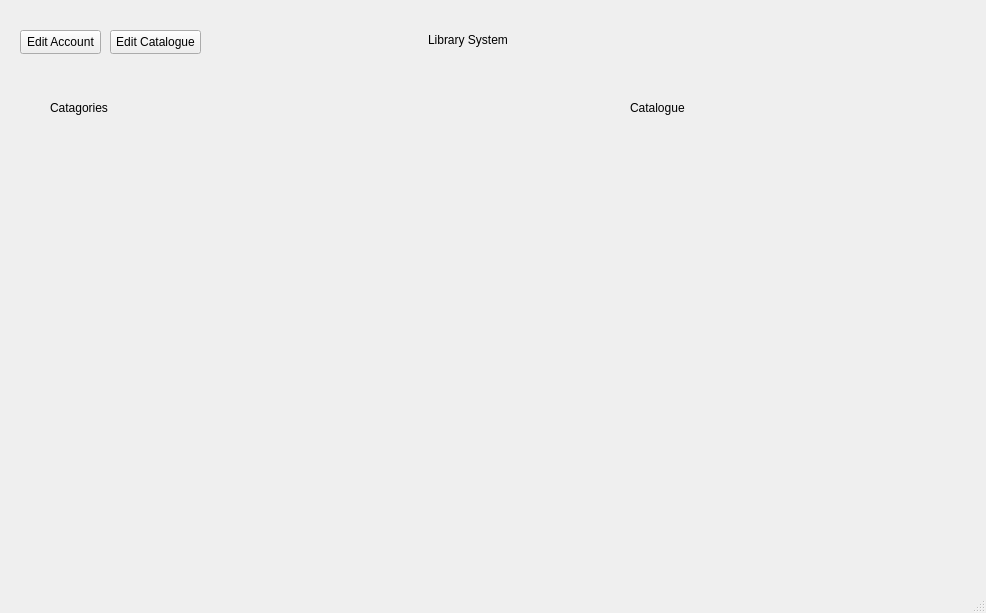
First picture: the form in LibraryInfoSystem/dashboardwindow.ui, repository Finnzag/Library-Info-System, before the edit.
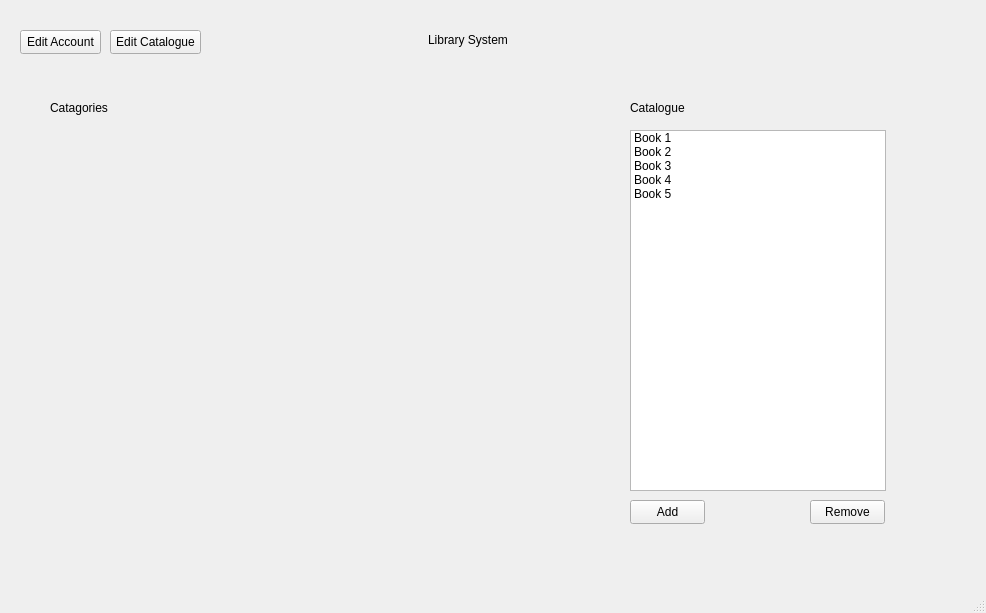
Second picture: the form after the edit.

The edit to the form file:
```diff
--- a/LibraryInfoSystem/dashboardwindow.ui
+++ b/LibraryInfoSystem/dashboardwindow.ui
@@ -79,6 +79,82 @@
      <string>Edit Catalogue</string>
     </property>
    </widget>
+   <widget class="QListWidget" name="listWidget">
+    <property name="geometry">
+     <rect>
+      <x>630</x>
+      <y>130</y>
+      <width>256</width>
+      <height>361</height>
+     </rect>
+    </property>
+    <item>
+     <property name="text">
+      <string>Book 1</string>
+     </property>
+     <property name="flags">
+      <set>ItemIsSelectable|ItemIsEditable|ItemIsDragEnabled|ItemIsUserCheckable|ItemIsEnabled</set>
+     </property>
+    </item>
+    <item>
+     <property name="text">
+      <string>Book 2</string>
+     </property>
+     <property name="flags">
+      <set>ItemIsSelectable|ItemIsEditable|ItemIsDragEnabled|ItemIsUserCheckable|ItemIsEnabled</set>
+     </property>
+    </item>
+    <item>
+     <property name="text">
+      <string>Book 3</string>
+     </property>
+     <property name="flags">
+      <set>ItemIsSelectable|ItemIsEditable|ItemIsDragEnabled|ItemIsUserCheckable|ItemIsEnabled</set>
+     </property>
+    </item>
+    <item>
+     <property name="text">
+      <string>Book 4</string>
+     </property>
+     <property name="flags">
+      <set>ItemIsSelectable|ItemIsEditable|ItemIsDragEnabled|ItemIsUserCheckable|ItemIsEnabled</set>
+     </property>
+    </item>
+    <item>
+     <property name="text">
+      <string>Book 5</string>
+     </property>
+     <property name="flags">
+      <set>ItemIsSelectable|ItemIsEditable|ItemIsDragEnabled|ItemIsUserCheckable|ItemIsEnabled</set>
+     </property>
+    </item>
+   </widget>
+   <widget class="QPushButton" name="pushButton">
+    <property name="geometry">
+     <rect>
+      <x>630</x>
+      <y>500</y>
+      <width>75</width>
+      <height>24</height>
+     </rect>
+    </property>
+    <property name="text">
+     <string>Add</string>
+    </property>
+   </widget>
+   <widget class="QPushButton" name="pushButton_2">
+    <property name="geometry">
+     <rect>
+      <x>810</x>
+      <y>500</y>
+      <width>75</width>
+      <height>24</height>
+     </rect>
+    </property>
+    <property name="text">
+     <string>Remove</string>
+    </property>
+   </widget>
   </widget>
   <widget class="QMenuBar" name="menubar">
    <property name="geometry">
```
